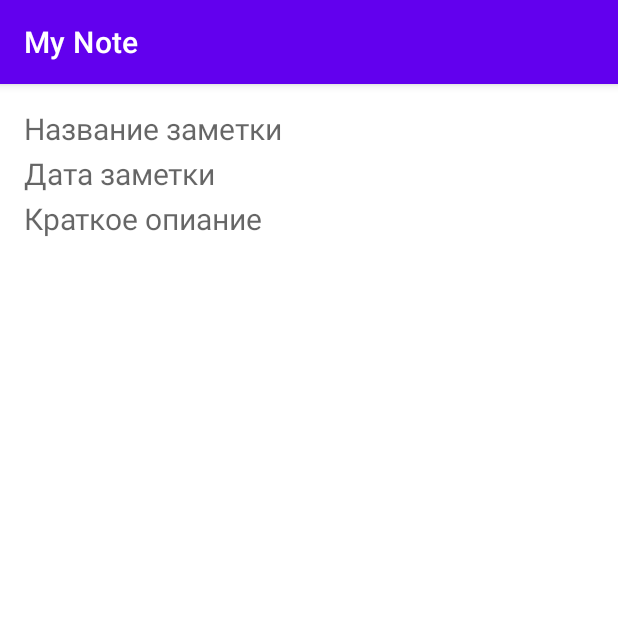
After one commit to ShivaiGit/MyNote, an Android app: the fragment NotesFragment shown on its own in the app's theme, on a phone screen of 412 x 824 dp, the top half of it. The commit adds this screen. Run offline under Robolectric (Android 15) with nearby library versions, the phone set to English and light mode, and no system bars.

Commit message:
шаблоны для приложения

```diff
--- a/app/build.gradle
+++ b/app/build.gradle
@@ -29,7 +29,8 @@ android {
 }
 
 dependencies {
-
+    implementation "androidx.room:room-runtime:2.5.0"
+    annotationProcessor "androidx.room:room-compiler:2.5.0"
     implementation 'androidx.appcompat:appcompat:1.6.0'
     implementation 'com.google.android.material:material:1.7.0'
     implementation 'androidx.constraintlayout:constraintlayout:2.1.4'
--- /dev/null
+++ b/app/src/main/java/ru/osmanov/mynote/NotesFragment.java
@@ -0,0 +1,18 @@
+package ru.osmanov.mynote;
+
+import android.os.Bundle;
+
+import androidx.fragment.app.Fragment;
+
+import android.view.LayoutInflater;
+import android.view.View;
+import android.view.ViewGroup;
+
+public class NotesFragment extends Fragment {
+
+    @Override
+    public View onCreateView(LayoutInflater inflater, ViewGroup container,
+                             Bundle savedInstanceState) {
+        return inflater.inflate(R.layout.fragment_notes, container, false);
+    }
+}
--- /dev/null
+++ b/app/src/main/res/layout/fragment_notes.xml
@@ -0,0 +1,30 @@
+<?xml version="1.0" encoding="utf-8"?>
+<FrameLayout xmlns:android="http://schemas.android.com/apk/res/android"
+    xmlns:tools="http://schemas.android.com/tools"
+    android:layout_width="match_parent"
+    android:layout_height="match_parent"
+    tools:context=".NotesFragment"
+    android:padding="16dp">
+
+    <TextView
+        android:id="@+id/tv_nameNotes"
+        android:layout_width="match_parent"
+        android:layout_height="wrap_content"
+        android:hint="Название заметки"
+        android:textSize="20sp"/>
+    <TextView
+        android:id="@+id/tv_dateNotes"
+        android:layout_width="match_parent"
+        android:layout_height="wrap_content"
+        android:hint="Дата заметки"
+        android:textSize="20sp"
+        android:layout_marginTop="30dp"/>
+<TextView
+    android:id="@+id/tv_descriptionNotes"
+        android:layout_width="match_parent"
+        android:layout_height="wrap_content"
+        android:hint="Краткое опиание"
+        android:textSize="20sp"
+        android:layout_marginTop="60dp"/>
+
+</FrameLayout>
--- a/app/src/main/res/values/strings.xml
+++ b/app/src/main/res/values/strings.xml
@@ -1,3 +1,5 @@
 <resources>
     <string name="app_name">My Note</string>
+    <!-- TODO: Remove or change this placeholder text -->
+    <string name="hello_blank_fragment">Hello blank fragment</string>
 </resources>
```
Also changed, not shown: app/src/main/java/ru/osmanov/mynote/Notes.java (added, +33 -0 lines), app/src/main/res/layout/activity_main.xml (+44 -6 lines).
